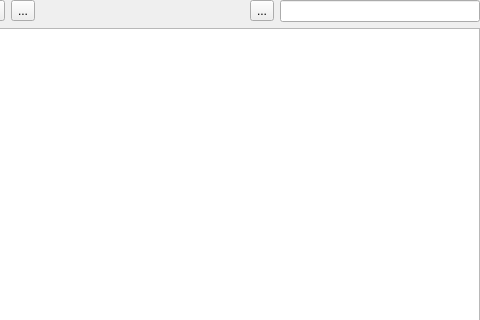
The window that src/views/ui_files/widgets/transaction_table_widget.ui (JakubFranek/Kapytal) describes before a commit, drawn with Qt 5; both pictures show x 144 to 624 and y 0 to 320 of the 624 by 415 pixel window.
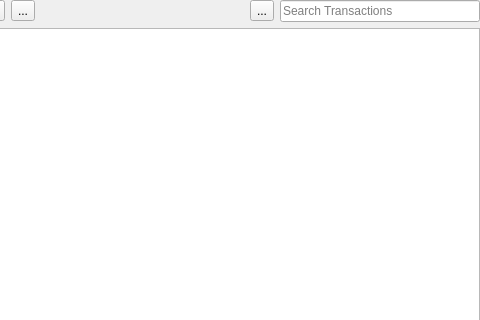
The same window after the commit.

Commit message:
Implement TransactionTableModel.data method
Add TransactionTable columns for security shares, amount sent and amount
received.
Add base_currency attribute to TransactionTableModel.
Make AccountTree zero amounts gray and negative amounts red.
Fix search bars tooltipis and placeholder text in CategoryForm,
PayeeForm, TagForm and TransactionTableWidget.
Fix MainPresenter bug: RecordKeeper not passed to TransactionsPresenter.

The edit to the form file:
```diff
--- a/src/views/ui_files/widgets/transaction_table_widget.ui
+++ b/src/views/ui_files/widgets/transaction_table_widget.ui
@@ -133,6 +133,9 @@
        <property name="toolTip">
         <string>&lt;html&gt;&lt;head/&gt;&lt;body&gt;&lt;p&gt;Special characters:&lt;br/&gt;* matches zero or more of any characters&lt;br/&gt;? matches any single character&lt;br/&gt;[...] matches any character within square brackets&lt;/p&gt;&lt;/body&gt;&lt;/html&gt;</string>
        </property>
+       <property name="placeholderText">
+        <string>Search Transactions</string>
+       </property>
       </widget>
      </item>
     </layout>
```
Left out of the diff: 15 changed lines with no effect on the pictures. The commit also changes 12 other files.
